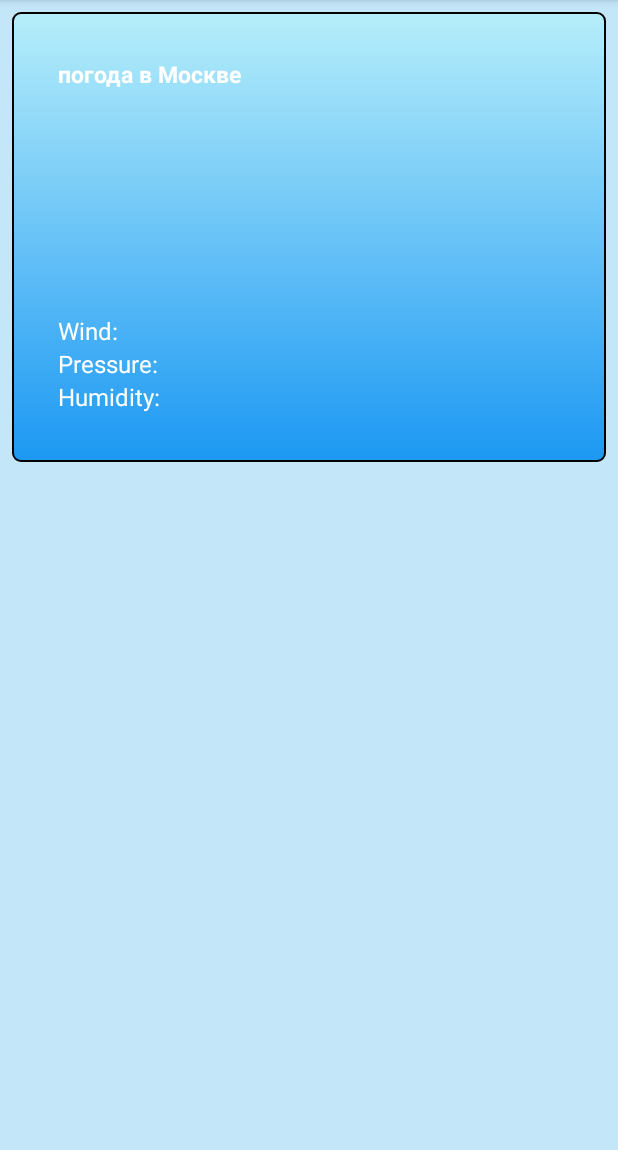
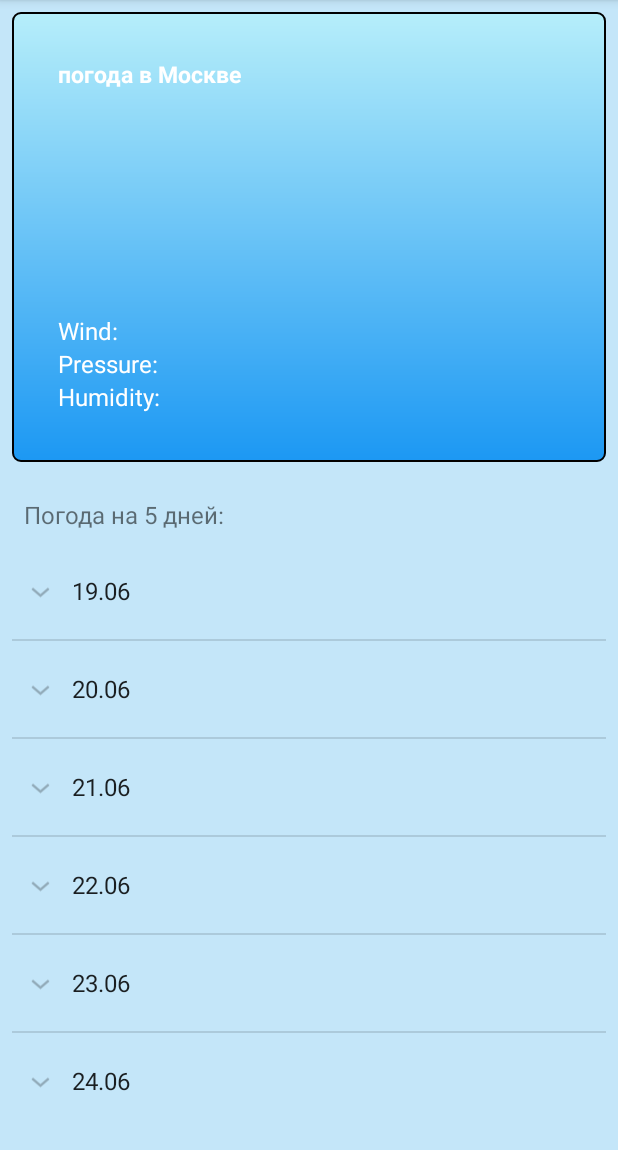
Before and after one commit to pBerbasov/weather, an Android app: the screen it shows after launch (MainActivity), on a phone screen of 412 x 824 dp, the part 84-1234 px from its top. Run offline under Robolectric (Android 15) with nearby library versions, the phone set to English and light mode, and no system bars.

```diff
--- a/app/src/main/java/com/pberbasov/weather2/DB.java
+++ b/app/src/main/java/com/pberbasov/weather2/DB.java
@@ -7,26 +7,36 @@ import android.database.Cursor;
 import android.database.sqlite.SQLiteDatabase;
 import android.database.sqlite.SQLiteDatabase.CursorFactory;
 import android.database.sqlite.SQLiteOpenHelper;
+import android.util.Log;
 
 public class DB {
 
     private static final String DB_NAME = "weather";
     private static final int DB_VERSION = 1;
     private static final String DB_TABLE = "weatherOf5Day";
+    private static final String DB_TABLE2 = "weatherDate";
 
     public static final String COLUMN_ID = "_id";
     public static final String COLUMN_DATE = "date";
     public static final String COLUMN_DATE_WEATHER = "dateWeather";
     public static final String COLUMN_TIME_WEATHER = "timeWeather";
     public static final String COLUMN_TEMP = "tempe";
+    public static final String COLUMN_WIND = "wind";
+    public static final String COLUMN_DESC = "descr";
 
     private static final String DB_CREATE =
             "create table " + DB_TABLE + "(" +
                     COLUMN_ID + " integer primary key autoincrement, " +
                     COLUMN_DATE + " text, " +
-                    COLUMN_TEMP + " text" +
+                    COLUMN_TEMP + " text, " +
+                    COLUMN_WIND + " text, " +
+                    COLUMN_DESC + " text" +
                     ");";
-
+    private static final String DB_CREATE2 =
+            "create table " + DB_TABLE2 + "("+
+                    COLUMN_ID + " integer primary key autoincrement, " +
+                    COLUMN_DATE + " text"+
+                    ");";
     private final Context mCtx;
 
 
@@ -49,26 +59,41 @@ public class DB {
     }
 
     // получить все данные из таблицы DB_TABLE
-    public Cursor getAllData() {
+    public Cursor getAllData(String date) {
       //  return mDB.query(DB_TABLE, null, null, null, null, null, null);
-        String query ="SELECT *, strftime('%d.%m',DATE,'unixepoch')" +
+        String query ="SELECT *, strftime('%d.%m',DATE,'unixepoch','localtime')" +
                 " AS "+COLUMN_DATE_WEATHER+", strftime('%H:%M',DATE,'unixepoch','localtime') " +
                 "AS "+COLUMN_TIME_WEATHER+" " +
                 "FROM " + DB_TABLE+" " +
-                "where "+COLUMN_DATE+">strftime('%s','now')";
+                "WHERE "+COLUMN_DATE+">strftime('%s','now') AND "+COLUMN_DATE_WEATHER+"='"+date+"'";
         return mDB.rawQuery(query, null);
     }
-    public int uppRec(String date, String temp) {
+    public Cursor getDateData(){
+        String query ="SELECT * FROM " + DB_TABLE2;
+        return mDB.rawQuery(query, null);
+    }
+    public int uppRec(String date, String temp, String wind, String desc) {
         ContentValues cv = new ContentValues();
         cv.put(COLUMN_TEMP,temp);
+        cv.put(COLUMN_WIND, wind);
+        cv.put(COLUMN_DESC, desc);
         return mDB.update(DB_TABLE, cv, COLUMN_DATE+"= ?",
                 new String[] { date });
     }
-    public void addRec(String date, String temp) {
+    public void addRec(String date, String temp, String wind, String desc) {
         ContentValues cv = new ContentValues();
         cv.put(COLUMN_DATE, date);
         cv.put(COLUMN_TEMP, temp);
+        cv.put(COLUMN_WIND, wind);
+        cv.put(COLUMN_DESC, desc);
         mDB.insert(DB_TABLE, null, cv);
+    }
+    public void addRec2(String ...date) {
+        ContentValues cv2 = new ContentValues();
+        for (int i = 0; i < date.length; i++) {
+            cv2.put(COLUMN_DATE, date[i]);
+            mDB.insert(DB_TABLE2, null, cv2);
+        }
     }
     // класс по созданию и управлению БД
     private class DBHelper extends SQLiteOpenHelper {
@@ -82,6 +107,7 @@ public class DB {
         @Override
         public void onCreate(SQLiteDatabase db) {
             db.execSQL(DB_CREATE);
+            db.execSQL(DB_CREATE2);
         }
 
         @Override
--- a/app/src/main/java/com/pberbasov/weather2/MainActivity.java
+++ b/app/src/main/java/com/pberbasov/weather2/MainActivity.java
@@ -2,6 +2,7 @@ package com.pberbasov.weather2;
 
 import android.annotation.SuppressLint;
 import android.content.BroadcastReceiver;
+import android.content.ContentValues;
 import android.content.Context;
 import android.content.Intent;
 import android.content.IntentFilter;
@@ -16,21 +17,21 @@ import android.support.v4.widget.SimpleCursorAdapter;
 import android.support.v7.app.AppCompatActivity;
 import android.os.Bundle;
 import android.util.Log;
+import android.widget.ExpandableListView;
 import android.widget.ListView;
+import android.widget.SimpleCursorTreeAdapter;
 import android.widget.TextView;
 
 import java.util.Objects;
 
-public class MainActivity extends AppCompatActivity implements LoaderManager.LoaderCallbacks<Cursor> {
-    SimpleCursorAdapter scAdapter;
-    ListView lvData;
+public class MainActivity extends AppCompatActivity {
+    SimpleCursorTreeAdapter scAdapter;
+    ExpandableListView lvData;
     DB db;
 
     public final static String BROADCAST_ACTION = "com.pberbasov.weather2";
 
     // формируем столбцы сопоставления
-    String[] from = new String[] { DB.COLUMN_DATE_WEATHER, DB.COLUMN_TIME_WEATHER, DB.COLUMN_TEMP };
-    int[] to = new int[] { R.id.weatherDate,R.id.weatherTime, R.id.weatherTemp };
 
     BroadcastReceiver br;
 
@@ -51,7 +52,6 @@ public class MainActivity extends AppCompatActivity implements LoaderManager.Loa
     @Override
     protected void onCreate(Bundle savedInstanceState) {
         super.onCreate(savedInstanceState);
-        setRequestedOrientation(ActivityInfo.SCREEN_ORIENTATION_PORTRAIT);
         startService(new Intent(this, WeatherService.class));
         setContentView(R.layout.activity_main);
         db = new DB(this);
@@ -64,16 +64,16 @@ public class MainActivity extends AppCompatActivity implements LoaderManager.Loa
                 if(ok==0) {
                     String temp = ceil(intent.getStringExtra("temp"));
                     String date = intent.getStringExtra("date");
-                    Log.d("LOG", date + "-" + temp);
-                    int s=db.uppRec(date, temp);
-                    if (s<1) db.addRec(date,temp);
+                    String wind = intent.getStringExtra("wind");
+                    String description = intent.getStringExtra("desriptionItem");
+                    int s=db.uppRec(date, temp, wind,description);
+                    if (s<1) db.addRec(date,temp,wind,description);
                     tempNowStr=ceil(intent.getStringExtra("tempNow"));
                     pressureNowStr=intent.getStringExtra("pressureNow");
                     humidityNowStr=intent.getStringExtra("humidityNow");
                     windNowStr=intent.getStringExtra("windNow");
                     descripNowStr=intent.getStringExtra("weatherDescrip");
                 }
-                Objects.requireNonNull(LoaderManager.getInstance(MainActivity.this).getLoader(0)).forceLoad();
                 tempNow=findViewById(R.id.temp);
                 tempNow.setText(tempNowStr);
 
@@ -111,46 +111,37 @@ public class MainActivity extends AppCompatActivity implements LoaderManager.Loa
         db.close();
     }
 
-private void getAdapter(){
-    // создаем адаптер и настраиваем список
-    scAdapter = new SimpleCursorAdapter(this, R.layout.item, null, from, to, 0);
+private void getAdapter() {
+    String[] group = new String[] { "19.06", "20.06", "21.06", "22.06","23.06","24.06"};
+    db.addRec2(group);
+    Cursor cursor =db.getDateData();
+    startManagingCursor(cursor);
+    String[] groupFrom={ DB.COLUMN_DATE };
+    int[] groupTo = { android.R.id.text1 };
+    // сопоставление данных и View для элементов
+    String[] childFrom = { DB.COLUMN_TEMP, DB.COLUMN_TIME_WEATHER, DB.COLUMN_WIND, DB.COLUMN_DESC };
+    int[] childTo = { R.id.temp_item, R.id.time , R.id.wind_item, R.id.desc_item};
+
+    SimpleCursorTreeAdapter sctAdapter = new MyAdapter(this, cursor,
+            android.R.layout.simple_expandable_list_item_1, groupFrom,
+            groupTo, R.layout.my_list_item, childFrom,
+            childTo);
     lvData = findViewById(R.id.wethertData);
-    lvData.setAdapter(scAdapter);
-    lvData.setSelection(2);
+    lvData.setAdapter(sctAdapter);
+    }
+    class MyAdapter extends SimpleCursorTreeAdapter {
 
-    registerForContextMenu(lvData);
-
-    // создаем лоадер для чтения данных
-    LoaderManager.getInstance(MainActivity.this).initLoader(0,null, this);
-}
-    @NonNull
-    @Override
-    public Loader<Cursor> onCreateLoader(int i, @Nullable Bundle bundle) {
-        return new MyCursorLoader(this, db);
-    }
-
-    @Override
-    public void onLoadFinished(@NonNull Loader<Cursor> loader, Cursor cursor) {
-        scAdapter.swapCursor(cursor);
-    }
-
-    @Override
-    public void onLoaderReset(@NonNull Loader<Cursor> loader) {
-        scAdapter.swapCursor(null);
-    }
-    static class MyCursorLoader extends CursorLoader {
-
-        DB db;
-
-        public MyCursorLoader(Context context, DB db) {
-            super(context);
-            this.db = db;
+        public MyAdapter(Context context, Cursor cursor, int groupLayout,
+                         String[] groupFrom, int[] groupTo, int childLayout,
+                         String[] childFrom, int[] childTo) {
+            super(context, cursor, groupLayout, groupFrom, groupTo,
+                    childLayout, childFrom, childTo);
         }
 
-        @Override
-        public Cursor loadInBackground() {
-            return db.getAllData();
+        protected Cursor getChildrenCursor(Cursor groupCursor) {
+            // получаем курсор по элементам для конкретной группы
+            int idColumn = groupCursor.getColumnIndex(DB.COLUMN_DATE);
+            return db.getAllData(groupCursor.getString(idColumn));
         }
-
     }
 }
--- a/app/src/main/res/layout/activity_main.xml
+++ b/app/src/main/res/layout/activity_main.xml
@@ -83,10 +83,18 @@
             </LinearLayout>
         </LinearLayout>
     </LinearLayout>
-    <ListView
+    <TextView
+        android:layout_width="match_parent"
+        android:layout_height="wrap_content"
+        android:paddingStart="16dp"
+        android:paddingTop="16dp"
+        android:text="Погода на 5 дней:"
+        android:textSize="16sp"/>
+    <ExpandableListView
         android:id="@+id/wethertData"
         android:layout_width="match_parent"
         android:layout_height="wrap_content"
-        android:layout_margin="8dp">
-    </ListView>
+        android:layout_margin="8dp"
+         >
+    </ExpandableListView>
 </LinearLayout>
```
Also changed, not shown: app/src/main/java/com/pberbasov/weather2/WeatherService.java (+7 -8 lines), app/src/main/res/drawable/descriptioncirkyl.xml (+1 -9 lines), app/src/main/res/layout/item.xml (deleted, +0 -37 lines), app/src/main/res/layout/my_list_item.xml (added, +74 -0 lines), app/src/main/res/drawable/temperature.png (added), app/src/main/res/drawable/time.png (added), app/src/main/res/drawable/wind.png (added).
